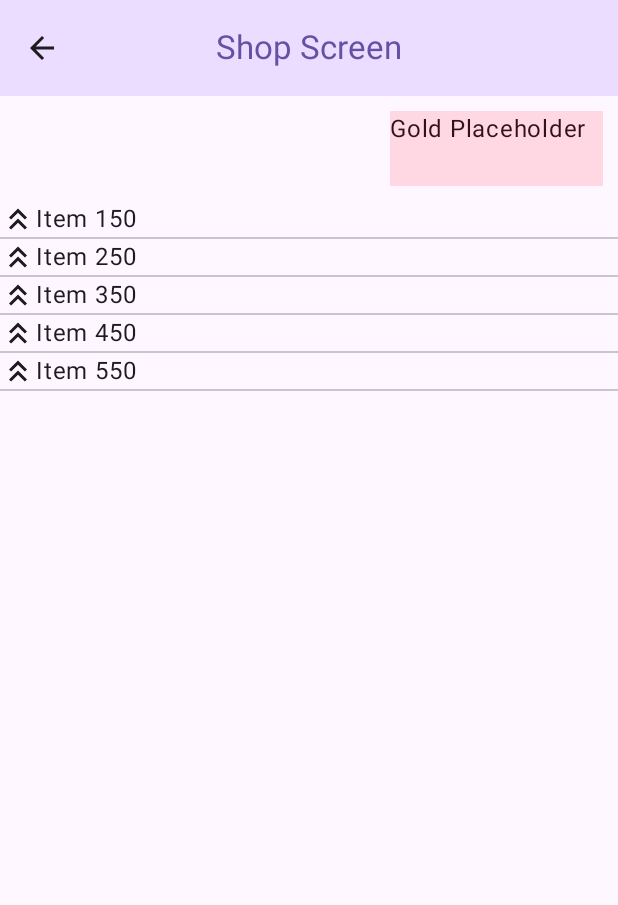
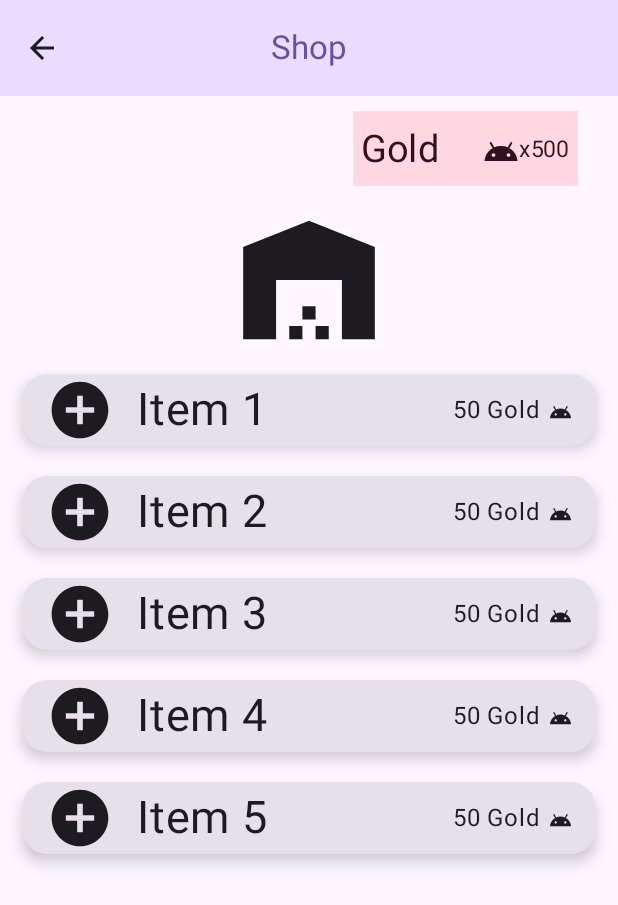
Before and after one commit to julesrouth/Gamify-ToDo, an Android app built with Jetpack Compose: the GameMainScreen screen opened through its navigation route, after a tap on "Shop", on a phone screen of 412 x 824 dp. Shown: the top 905 px of the screen. Run offline under Robolectric (Android 15) with nearby library versions, the phone set to English and light mode, and no system bars; network calls fail.

Commit message:
more work on modeling game

```diff
--- a/frontend/TodoFromScratch/app/src/main/java/com/example/todofromscratch/ui/GameMainScreen.kt
+++ b/frontend/TodoFromScratch/app/src/main/java/com/example/todofromscratch/ui/GameMainScreen.kt
@@ -1,5 +1,6 @@
 package com.example.todofromscratch.ui
 
+import android.widget.Button
 import androidx.compose.foundation.layout.Arrangement
 import androidx.compose.foundation.layout.Box
 import androidx.compose.foundation.layout.Column
@@ -10,9 +11,12 @@ import androidx.compose.foundation.layout.fillMaxWidth
 import androidx.compose.foundation.layout.padding
 import androidx.compose.foundation.layout.requiredSize
 import androidx.compose.foundation.layout.size
+import androidx.compose.material.icons.Icons
+import androidx.compose.material.icons.filled.AddCircle
 import androidx.compose.material3.Button
 import androidx.compose.material3.CenterAlignedTopAppBar
 import androidx.compose.material3.ExperimentalMaterial3Api
+import androidx.compose.material3.Icon
 import androidx.compose.material3.MaterialTheme
 import androidx.compose.material3.Scaffold
 import androidx.compose.material3.Surface
@@ -26,8 +30,10 @@ import androidx.compose.ui.text.style.TextOverflow
 import androidx.compose.ui.tooling.preview.Preview
 import com.example.todofromscratch.ui.theme.TodoFromScratchTheme
 import androidx.compose.ui.Modifier
+import androidx.compose.ui.res.painterResource
 import androidx.compose.ui.unit.dp
 import androidx.compose.ui.unit.sp
+import com.example.todofromscratch.R
 
 @OptIn(ExperimentalMaterial3Api::class)
 @Composable
@@ -40,9 +46,6 @@ fun GameMainScreen(
 
     val scrollBehavior = TopAppBarDefaults.pinnedScrollBehavior(rememberTopAppBarState())
     val context = LocalContext.current
-    val buttonFontSize = 25.sp
-    val buttonWidth = 175.dp
-    val buttonHeight = 150.dp
 
     Scaffold(
         topBar = {
@@ -79,12 +82,23 @@ fun GameMainScreen(
                         .fillMaxSize(),
                     color = MaterialTheme.colorScheme.tertiaryContainer
                 ) {
-                    Text("Character Info placeholder")
+                    Column() {
+                        Text("Character Info placeholder",
+                            fontSize=30.sp)
+                        Text("Name:",
+                            fontSize=30.sp)
+                        Text("Level:",
+                            fontSize=30.sp)
+                        Text("Experience:",
+                            fontSize=30.sp)
+                        Text("Gold:",
+                            fontSize=30.sp)
+                    }
                 }
             }
             Spacer(
                 modifier = Modifier
-                    .size(35.dp)
+                    .size(55.dp)
             )
 
             Row(
@@ -93,34 +107,13 @@ fun GameMainScreen(
                     .align(Alignment.CenterHorizontally),
                 horizontalArrangement = Arrangement.SpaceEvenly
             ) {
-                Button(
-                    modifier = Modifier
-                        .requiredSize(buttonWidth, buttonHeight)
-                        .padding(5.dp),
-                    onClick = {
-                        onAdventureClicked()
-                    }
-                ) {
-                    Text("Adventure",
-                        fontSize = buttonFontSize
-                    )
-                }
-                Button (
-                    modifier = Modifier
-                        .requiredSize(buttonWidth, buttonHeight)
-                        .padding(5.dp),
-                    onClick = {
-                        onShopClicked()
-                    }
-                ) {
-                    Text("Shop",
-                        fontSize = buttonFontSize)
-                }
+                ShowButton(onAdventureClicked, "Adventure")
+                ShowButton(onShopClicked, "Shop")
             }
 
             Spacer(
                 modifier = Modifier
-                    .size(15.dp)
+                    .size(25.dp)
             )
 
             Row(
@@ -129,37 +122,66 @@ fun GameMainScreen(
                     .align(Alignment.CenterHorizontally),
                 horizontalArrangement = Arrangement.SpaceEvenly
             ) {
-                Button(
-                    modifier = Modifier
-                        .requiredSize(buttonWidth, buttonHeight)
-                        .padding(5.dp),
-                    onClick = {
-                        onCharacterClicked()
-                    }
-                ) {
-                    Text("Character",
-                        fontSize = buttonFontSize
-                    )
-                }
-                Button (
-                    modifier = Modifier
-                        .requiredSize(buttonWidth, buttonHeight)
-                        .padding(5.dp),
-                    onClick = {
-                        onExitClicked()
-                    }
-                ) {
-                    Text("Exit",
-                        fontSize = buttonFontSize
-                    )
-                }
+                ShowButton(onCharacterClicked, "Character")
+                ShowButton(onExitClicked, "Exit")
             }
 
             Spacer (
                 modifier = Modifier
-                    .size(25.dp)
+                    .size(65.dp)
             )
+
+            Row(
+                modifier = Modifier
+                    .fillMaxWidth(),
+                horizontalArrangement = Arrangement.SpaceEvenly
+            ) {
+                Icon(
+                    painter = painterResource(id = R.drawable.shield_24),
+                    contentDescription = "Item",
+                    modifier = Modifier
+                        .size(105.dp)
+                        .align(Alignment.CenterVertically)
+                )
+                Icon(
+                    painter = painterResource(id = R.drawable.baseline_fort_24),
+                    contentDescription = "Item",
+                    modifier = Modifier
+                        .size(105.dp)
+                        .align(Alignment.CenterVertically)
+                )
+                Icon(
+                    painter = painterResource(id = R.drawable.shield_24),
+                    contentDescription = "Item",
+                    modifier = Modifier
+                        .size(105.dp)
+                        .align(Alignment.CenterVertically)
+                )
+            }
         }
+    }
+}
+
+@Composable
+fun ShowButton(
+    onClickAction : () -> Unit,
+    textString : String
+) {
+    val buttonWidth = 175.dp
+    val buttonHeight = 150.dp
+    val buttonFontSize = 25.sp
+    Button(
+        modifier = Modifier
+            .requiredSize(buttonWidth, buttonHeight)
+            .padding(5.dp),
+        onClick = {
+            onClickAction()
+        }
+    ) {
+        Text(
+            textString,
+            fontSize = buttonFontSize
+        )
     }
 }
 
--- a/frontend/TodoFromScratch/app/src/main/java/com/example/todofromscratch/ui/ShopScreen.kt
+++ b/frontend/TodoFromScratch/app/src/main/java/com/example/todofromscratch/ui/ShopScreen.kt
@@ -1,5 +1,6 @@
 package com.example.todofromscratch.ui
 
+import android.widget.Toast
 import androidx.compose.foundation.layout.Box
 import androidx.compose.foundation.layout.Column
 import androidx.compose.foundation.layout.Row
@@ -12,10 +13,15 @@ import androidx.compose.foundation.layout.size
 import androidx.compose.foundation.layout.width
 import androidx.compose.foundation.lazy.LazyColumn
 import androidx.compose.foundation.lazy.items
+import androidx.compose.foundation.shape.CornerSize
+import androidx.compose.foundation.shape.RoundedCornerShape
 import androidx.compose.material.icons.Icons
+import androidx.compose.material.icons.filled.AddCircle
 import androidx.compose.material.icons.filled.ArrowBack
 import androidx.compose.material.icons.filled.KeyboardDoubleArrowUp
-import androidx.compose.material.icons.filled.Menu
+import androidx.compose.material.icons.filled.LightbulbCircle
+import androidx.compose.material3.Card
+import androidx.compose.material3.CardDefaults
 import androidx.compose.material3.CenterAlignedTopAppBar
 import androidx.compose.material3.Divider
 import androidx.compose.material3.ExperimentalMaterial3Api
@@ -28,11 +34,15 @@ import androidx.compose.material3.Text
 import androidx.compose.material3.TopAppBarDefaults
 import androidx.compose.material3.rememberTopAppBarState
 import androidx.compose.runtime.Composable
+import androidx.compose.ui.Alignment
 import androidx.compose.ui.Modifier
 import androidx.compose.ui.platform.LocalContext
+import androidx.compose.ui.res.painterResource
 import androidx.compose.ui.text.style.TextOverflow
 import androidx.compose.ui.tooling.preview.Preview
 import androidx.compose.ui.unit.dp
+import androidx.compose.ui.unit.sp
+import com.example.todofromscratch.R
 import com.example.todofromscratch.ui.theme.TodoFromScratchTheme
 
 @OptIn(ExperimentalMaterial3Api::class)
@@ -58,7 +68,7 @@ fun ShopScreen() {
                 ),
                 title = {
                     Text(
-                        "Shop Screen",
+                        "Shop",
                         maxLines = 1,
                         overflow = TextOverflow.Ellipsis
 
@@ -91,7 +101,7 @@ fun ShopScreen() {
             ) {
                 Spacer(
                     modifier = Modifier
-                        .width(250.dp)
+                        .width(225.dp)
                 )
                 Box(
                     modifier=Modifier
@@ -103,34 +113,104 @@ fun ShopScreen() {
                         modifier = Modifier
                             .fillMaxSize()
                     ) {
-                        Text("Gold Placeholder")
+                        Row(
+                            modifier = Modifier
+                                .fillMaxSize()
+                                .padding(5.dp, 1.dp)
+                        ) {
+                            Text("Gold",
+                                fontSize = 25.sp,
+                                modifier = Modifier
+                                    .align(Alignment.CenterVertically)
+                            )
+                            Spacer(Modifier.weight(1f))
+                            Icon(
+                                painter = painterResource(id = R.drawable.ic_android_gold_24dp),
+                                contentDescription = "Localized description",
+                                modifier = Modifier
+                                    .align(Alignment.CenterVertically)
+                            )
+                            Text("x" + 500,
+                                fontSize = 15.sp,
+                                modifier = Modifier
+                                    .align(Alignment.CenterVertically))
+                        }
                     }
                 }
             }
+
+            Icon(
+                painter = painterResource(id = R.drawable.baseline_warehouse_24),
+                contentDescription = "Item",
+                modifier = Modifier
+                    .size(105.dp)
+                    .align(Alignment.CenterHorizontally)
+            )
 
             LazyColumn (
                 modifier = Modifier
                     .fillMaxSize()
             ) {
                 items(dummyItems) { item ->
-                    Row(
+                    Card(
                         modifier = Modifier
-                            .fillMaxWidth()
-                    ) {
-                        Icon(
-                            imageVector = Icons.Filled.KeyboardDoubleArrowUp,
-                            contentDescription = "Item"
-                        )
-                        Text(item)
-                        Text("50")
+                            .padding(15.dp, 10.dp)
+                            .fillMaxWidth(),
+                        shape = RoundedCornerShape(corner = CornerSize(16.dp)),
+                        elevation = CardDefaults.cardElevation(
+                            defaultElevation = 6.dp
+                        ),
+                        onClick = {
+                            Toast.makeText(
+                                context,
+                                "Purchasing $item not yet implemented",
+                                Toast.LENGTH_SHORT
+                            ).show()
+                        }
+                    )
+                    {
+                        Row(
+                            modifier = Modifier
+                                .fillMaxWidth()
+                                .padding(15.dp, 1.dp),
+                        ) {
+                            Icon(
+                                imageVector = Icons.Filled.AddCircle,
+                                contentDescription = "Item",
+                                modifier = Modifier
+                                    .size(45.dp)
+                                    .align(Alignment.CenterVertically)
+                            )
+                            Text(
+                                item,
+                                modifier = Modifier
+                                    .align(Alignment.CenterVertically)
+                                    .padding(15.dp, 1.dp),
+                                fontSize = 30.sp
+                            )
+                            Spacer(Modifier.weight(1f))
+                            Text(
+                                "50 Gold",
+                                modifier = Modifier
+                                    .align(Alignment.CenterVertically)
+                                    .padding(5.dp, 1.dp)
+                            )
+                            Icon(
+                                painter = painterResource(id = R.drawable.ic_android_gold_24dp),
+                                contentDescription = "Localized description",
+                                modifier = Modifier
+                                    .size(15.dp)
+                                    .align(Alignment.CenterVertically)
+                            )
+
+                        }
                     }
-                    Divider()
                 }
             }
         }
-
     }
 }
+//}
 
 @Preview
 @Composable
--- /dev/null
+++ b/frontend/TodoFromScratch/app/src/main/res/drawable/baseline_fort_24.xml
@@ -0,0 +1,5 @@
+<vector android:height="24dp" android:tint="#000000"
+    android:viewportHeight="24" android:viewportWidth="24"
+    android:width="24dp" xmlns:android="http://schemas.android.com/apk/res/android">
+    <path android:fillColor="@android:color/white" android:pathData="M21,3v2h-2V3h-2v2h-2V3h-2v4l2,2v1H9V9l2,-2V3H9v2H7V3H5v2H3V3H1v4l2,2v6l-2,2v4h9v-3c0,-1.1 0.9,-2 2,-2s2,0.9 2,2v3h9v-4l-2,-2V9l2,-2V3H21z"/>
+</vector>
--- /dev/null
+++ b/frontend/TodoFromScratch/app/src/main/res/drawable/baseline_warehouse_24.xml
@@ -0,0 +1,5 @@
+<vector android:height="24dp" android:tint="#000000"
+    android:viewportHeight="24" android:viewportWidth="24"
+    android:width="24dp" xmlns:android="http://schemas.android.com/apk/res/android">
+    <path android:fillColor="@android:color/white" android:pathData="M22,21V7L12,3L2,7v14h5v-9h10v9H22zM11,19H9v2h2V19zM13,16h-2v2h2V16zM15,19h-2v2h2V19z"/>
+</vector>
--- /dev/null
+++ b/frontend/TodoFromScratch/app/src/main/res/drawable/ic_android_gold_24dp.xml
@@ -0,0 +1,5 @@
+<vector android:height="24dp" android:tint="#C2C213"
+    android:viewportHeight="24" android:viewportWidth="24"
+    android:width="24dp" xmlns:android="http://schemas.android.com/apk/res/android">
+    <path android:fillColor="#FF000000" android:pathData="M17.6,11.48 L19.44,8.3a0.63,0.63 0,0 0,-1.09 -0.63l-1.88,3.24a11.43,11.43 0,0 0,-8.94 0L5.65,7.67a0.63,0.63 0,0 0,-1.09 0.63L6.4,11.48A10.81,10.81 0,0 0,1 20L23,20A10.81,10.81 0,0 0,17.6 11.48ZM7,17.25A1.25,1.25 0,1 1,8.25 16,1.25 1.25,0 0,1 7,17.25ZM17,17.25A1.25,1.25 0,1 1,18.25 16,1.25 1.25,0 0,1 17,17.25Z"/>
+</vector>
--- /dev/null
+++ b/frontend/TodoFromScratch/app/src/main/res/drawable/shield_24.xml
@@ -0,0 +1,5 @@
+<vector android:height="24dp" android:tint="#000000"
+    android:viewportHeight="24" android:viewportWidth="24"
+    android:width="24dp" xmlns:android="http://schemas.android.com/apk/res/android">
+    <path android:fillColor="@android:color/white" android:pathData="M12,2L4,5v6.09c0,5.05 3.41,9.76 8,10.91c4.59,-1.15 8,-5.86 8,-10.91V5L12,2zM15.5,14.09l-1.41,1.41L12,13.42L9.91,15.5L8.5,14.09L10.59,12L8.5,9.91L9.91,8.5L12,10.59l2.09,-2.09l1.41,1.41L13.42,12L15.5,14.09z"/>
+</vector>
```
